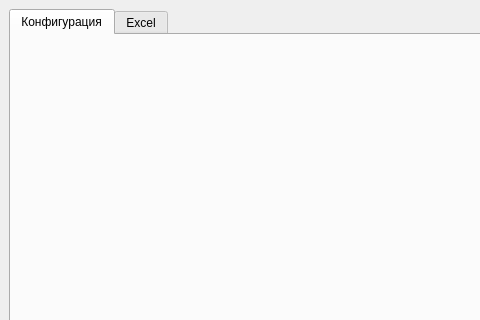
Old version of the form UI/interface/mainwindow.ui in the repository Andrei-Raev/YMParser; both pictures show x 0 to 480 and y 0 to 320 of the 800 by 600 pixel window.
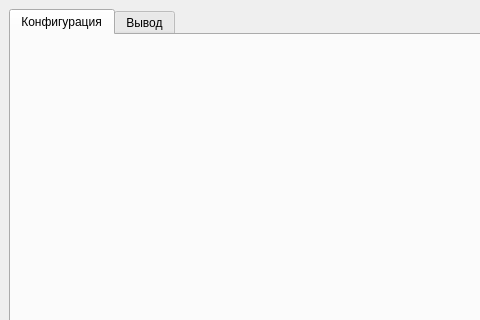
New version of the form.

Diff of the .ui file:
```diff
--- a/UI/interface/mainwindow.ui
+++ b/UI/interface/mainwindow.ui
@@ -40,7 +40,7 @@
       </widget>
       <widget class="QWidget" name="ExcelConnectUI">
        <attribute name="title">
-        <string>Excel</string>
+        <string>Вывод</string>
        </attribute>
        <layout class="QVBoxLayout" name="verticalLayout_2"/>
       </widget>
```
Left out of the diff: 2 changed lines with no effect on the pictures.
